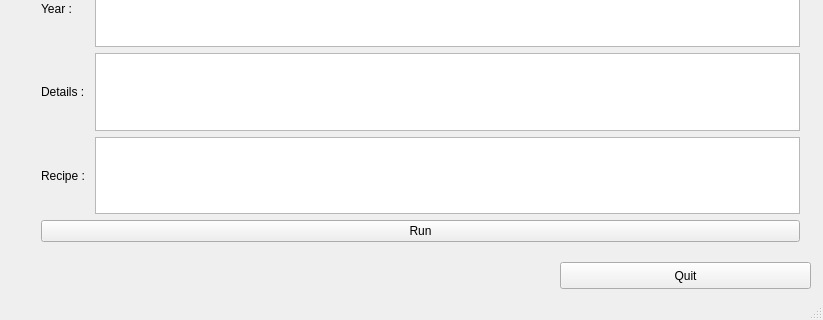
ktgilgen/garcon, file VRMenu/VR_GUI/GUI/VRMenu/mainwindow.ui: the form before one commit; both pictures show x 0 to 823 and y 674 to 994 of the 823 by 994 pixel window.
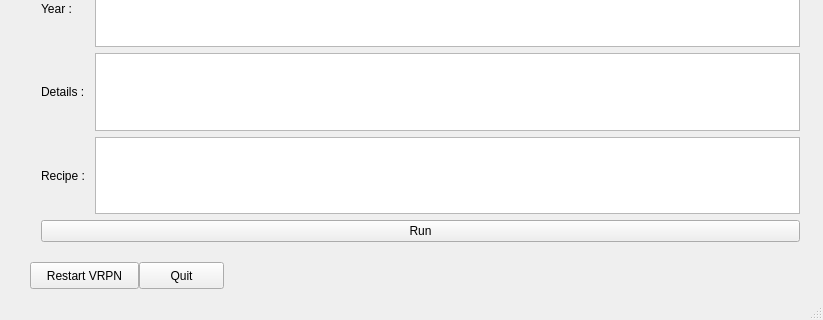
The form after the commit. Icons and pictures are not drawn.

Commit message: Added VRPN start and restart functionality

What changed in the file:
```diff
--- a/VRMenu/VR_GUI/GUI/VRMenu/mainwindow.ui
+++ b/VRMenu/VR_GUI/GUI/VRMenu/mainwindow.ui
@@ -161,9 +161,9 @@
    <widget class="QPushButton" name="QuitButton">
     <property name="geometry">
      <rect>
-      <x>560</x>
+      <x>139</x>
       <y>900</y>
-      <width>251</width>
+      <width>85</width>
       <height>27</height>
      </rect>
     </property>
@@ -171,6 +171,19 @@
      <string>Quit</string>
     </property>
    </widget>
+   <widget class="QPushButton" name="pushButton">
+    <property name="geometry">
+     <rect>
+      <x>30</x>
+      <y>900</y>
+      <width>109</width>
+      <height>27</height>
+     </rect>
+    </property>
+    <property name="text">
+     <string>Restart VRPN</string>
+    </property>
+   </widget>
   </widget>
   <widget class="QMenuBar" name="menuBar">
    <property name="geometry">
```
The commit also changes 13 other files.
